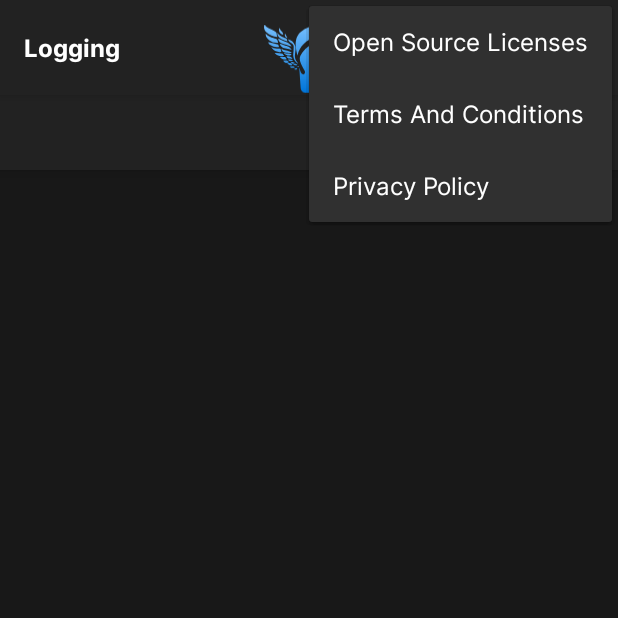
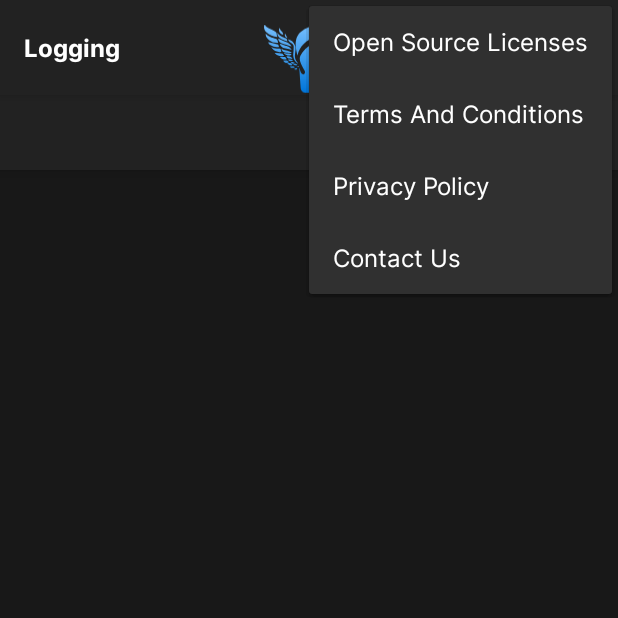
Before and after one commit to SathishAchilles/Nakkalites-Android, an Android app: the HomeActivity screen opened directly, with no data from a screen before it, with the options menu open, on a phone screen of 412 x 824 dp, the top half of it. Run offline under Robolectric (Android 15) with nearby library versions, the phone set to English and light mode, and no system bars; our stand-ins replace Picasso, RxJava, data binding; libraries missing offline, so code that uses them is left out: com.facebook.stetho, com.google.firebase.remoteconfig; pictures from the network do not load; 12 statements that could not run were skipped.

Commit message:
Add contact us

```diff
--- a/app/src/main/java/in/nakkalites/mediaclient/app/constants/AppConstants.kt
+++ b/app/src/main/java/in/nakkalites/mediaclient/app/constants/AppConstants.kt
@@ -23,5 +23,6 @@ object AppConstants {
     const val WEB_VIEW_TITLE = "WEB_VIEW_TITLE"
 
     const val PLAY_STORE_URL = "market://details?id="
+    const val CONTACT_EMAIL = "contact@nakkalites.in"
     const val PLAY_STORE_COMPLETE_URL = "https://play.google.com/store/apps/details?id=in.nakkalites.mediaclient"
 }
--- a/app/src/main/res/menu/home.xml
+++ b/app/src/main/res/menu/home.xml
@@ -13,4 +13,8 @@
         android:id="@+id/privacy_policy"
         android:title="@string/privacy_policy"
         app:showAsAction="never"/>
+    <item
+        android:id="@+id/contact_us_mail"
+        android:title="@string/contact_us"
+        app:showAsAction="never"/>
 </menu>
--- a/app/src/main/res/values/strings.xml
+++ b/app/src/main/res/values/strings.xml
@@ -38,4 +38,5 @@ Download their new app and watch exclusively.\n\n
     <string name="empty_message">Oops! Nothing to show here</string>
     <string name="s_x_e_y">S%sE%s</string>
     <string name="sign_up_intro">Watch our exclusive videos first</string>
+    <string name="contact_us">Contact Us</string>
 </resources>
```
Also changed, not shown: app/src/main/java/in/nakkalites/mediaclient/view/home/HomeActivity.kt (+13 -1 lines).
